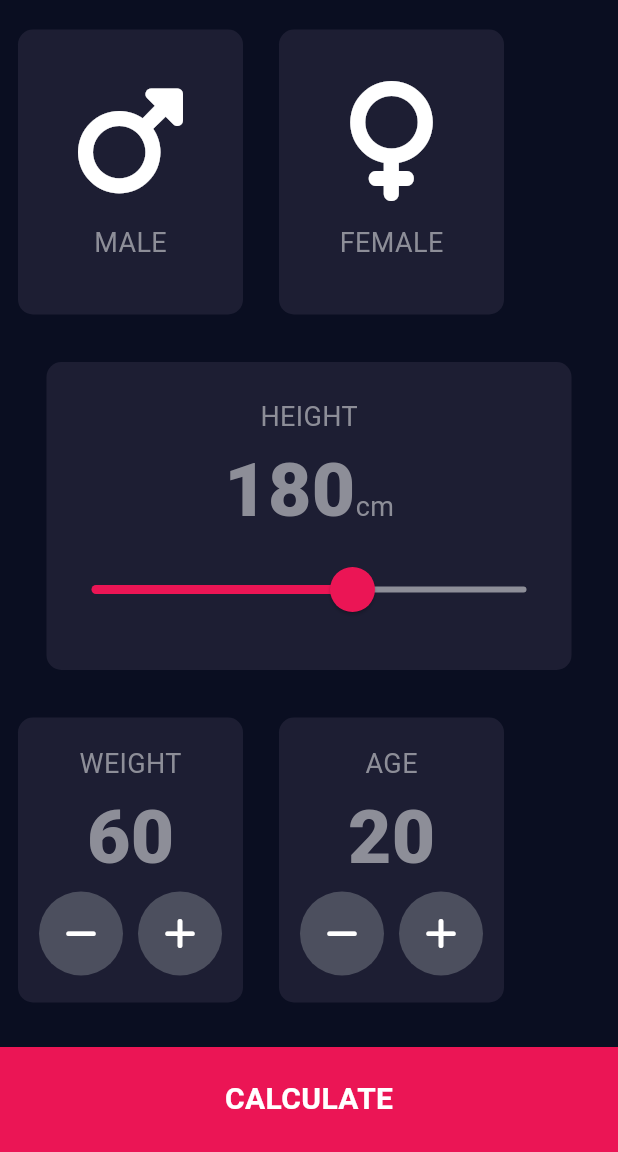
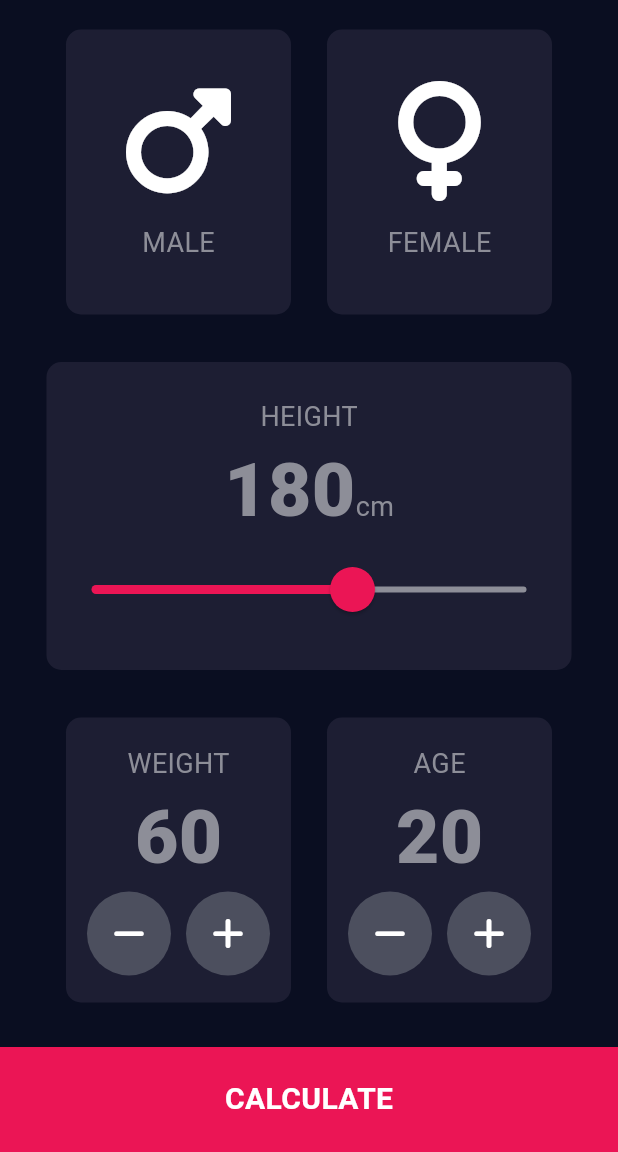
Before and after one commit to jahanzaibmushtaq/BMI_Calculator, a Flutter app: the screen it shows after launch, on a phone screen of 412 x 824 dp, the part 84-1236 px from its top. Run offline on Flutter 3.47's test engine with Material 3 defaults, Android fonts, the phone set to English and light mode, and no system bars; our stand-ins replace font_awesome_flutter.

Commit message:
final commit

```diff
--- a/lib/screens/input_page.dart
+++ b/lib/screens/input_page.dart
@@ -54,9 +54,12 @@ class _InputPageState extends State<InputPage> {
         automaticallyImplyLeading: false,
       ),
       body: Column(
+        crossAxisAlignment: CrossAxisAlignment.center,
+        mainAxisAlignment: MainAxisAlignment.center,
         children: [
           Expanded(
             child: Row(
+              mainAxisAlignment: MainAxisAlignment.center,
               children: [
                 GestureDetector(
                   onTap: () {
@@ -104,6 +107,7 @@ class _InputPageState extends State<InputPage> {
               ),
               child: Column(
                 mainAxisAlignment: MainAxisAlignment.center,
+                crossAxisAlignment: CrossAxisAlignment.center,
                 children: [
                   const Text(
                     "HEIGHT",
@@ -151,6 +155,7 @@ class _InputPageState extends State<InputPage> {
           ),
           Expanded(
             child: Row(
+              mainAxisAlignment: MainAxisAlignment.center,
               children: [
                 ReuseAbleContainer(
                   color: containerColor,
--- a/lib/screens/results_page.dart
+++ b/lib/screens/results_page.dart
@@ -18,6 +18,7 @@ class ResultsPage extends StatelessWidget {
       appBar: AppBar(title: const Text("BMI CALCULATOR"),centerTitle: true,automaticallyImplyLeading: false,),
     body:  Column(
       crossAxisAlignment: CrossAxisAlignment.stretch,
+      mainAxisAlignment: MainAxisAlignment.center,
       children: [
          Expanded(
             child: Container(
```
